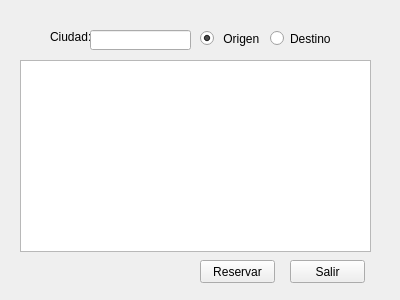
The window that vervuelos.ui (diegomtzm/VivaAvion) describes before a commit, drawn with Qt 5.
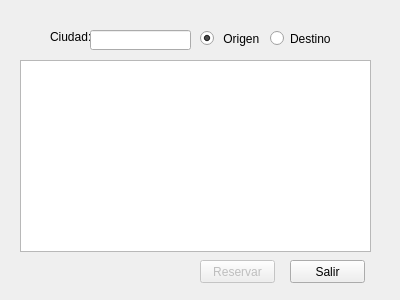
The same window after the commit.

```diff
--- a/vervuelos.ui
+++ b/vervuelos.ui
@@ -14,6 +14,9 @@
    <string>Dialog</string>
   </property>
   <widget class="QPushButton" name="reservarVuelo">
+   <property name="enabled">
+    <bool>false</bool>
+   </property>
    <property name="geometry">
     <rect>
      <x>200</x>
```
